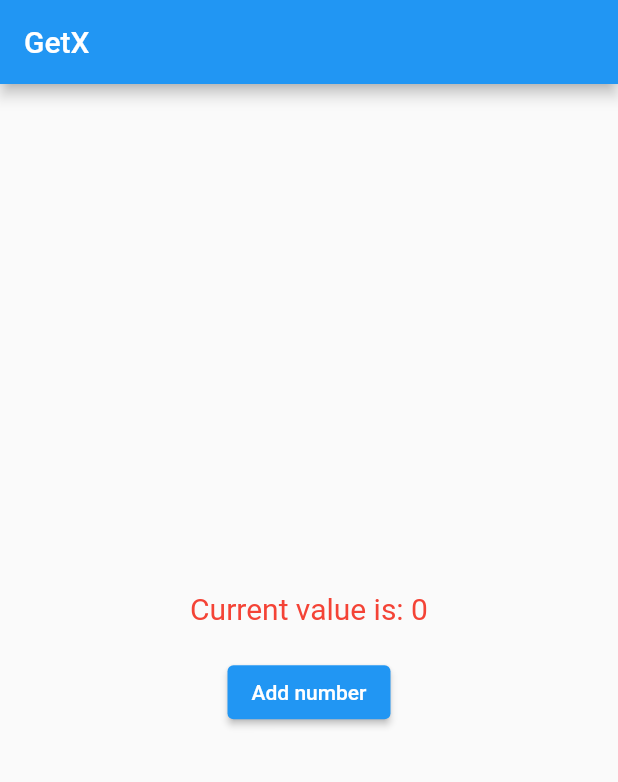
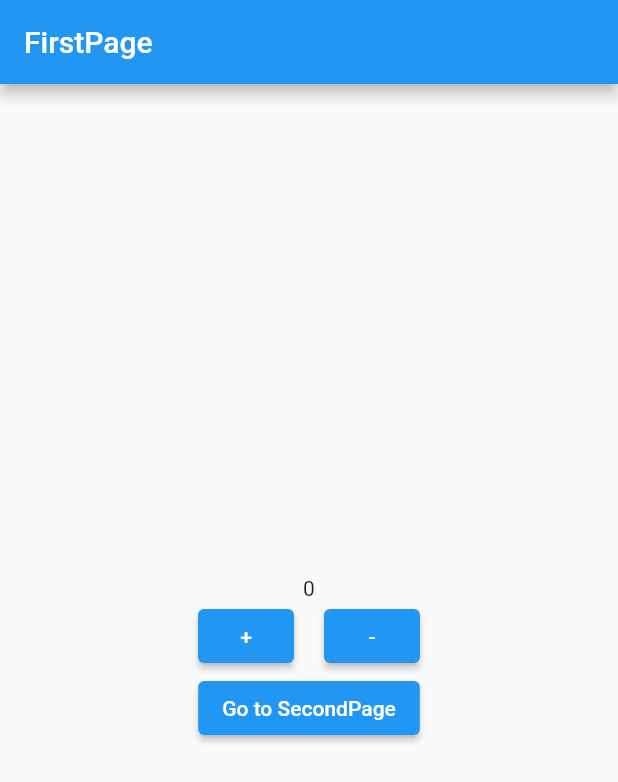
Before and after one commit to stone1098/flutter_state_GetX, a Flutter app: the screen it shows after launch, on a phone screen of 412 x 824 dp. Shown: the top 782 px of the screen. Run offline on Flutter 3.47's test engine with Material 2 defaults, Android fonts, the phone set to English and light mode, and no system bars; our stand-ins replace get.

Commit message:
GetX 예제

```diff
--- a/lib/controller.dart
+++ b/lib/controller.dart
@@ -1,13 +1,7 @@
 import 'package:get/get.dart';
 
-class Controller extends GetxController{
-  int _x = 0;
-  int get x => _x;
-
-
-  void increment(){
-      _x++;
-      update();
-      print(_x);
-  }
+class Controller extends GetxController {
+  var count = 0.obs;
+  increment() => count++;
+  decrement() => count--;
 }
--- a/lib/main.dart
+++ b/lib/main.dart
@@ -2,55 +2,47 @@ import 'package:flutter/material.dart';
 import 'package:get/get.dart';
 import 'package:project1/controller.dart';
 
-void main() {
-  runApp(const MyApp());
-}
+void main() => runApp(GetMaterialApp(home: Home()));
 
-class MyApp extends StatelessWidget {
-  const MyApp({Key? key}) : super(key: key);
+class Home extends StatelessWidget {
+  const Home({Key? key}) : super(key: key);
 
   @override
   Widget build(BuildContext context) {
-    return const GetMaterialApp(
-      home: MyPage(),
-    );
-  }
-}
-
-class MyPage extends StatelessWidget {
-  const MyPage({Key? key}) : super(key: key);
-
-  @override
-  Widget build(BuildContext context) {
-    Controller controller = Get.put(Controller());
+    final Controller c = Get.put(Controller());
 
     return Scaffold(
       appBar: AppBar(
-        title: const Text('GetX'),
+        title: Text('FirstPage'),
       ),
       body: Center(
         child: Column(
           mainAxisAlignment: MainAxisAlignment.center,
-          crossAxisAlignment: CrossAxisAlignment.center,
           children: [
-            GetBuilder<Controller>(
-              //init: Controller(),
-                builder: (_) {
-              return Text(
-                //'Current value is: ${Get.find<Controller>().x}',
-                'Current value is: ${controller.x}',
-                style: TextStyle(fontSize: 20, color: Colors.red),
-              );
-            }),
-            SizedBox(
-              height: 20,
+            Obx(() => Text('${c.count}')),
+            Row(
+              mainAxisAlignment: MainAxisAlignment.center,
+              children: [
+                ElevatedButton(
+                  onPressed: () {
+                    c.increment();
+                  },
+                  child: Text('+'),
+                ),
+                Padding(padding: EdgeInsets.all(10)),
+                ElevatedButton(
+                  onPressed: () {
+                    c.decrement();
+                  },
+                  child: Text('-'),
+                ),
+              ],
             ),
             ElevatedButton(
               onPressed: () {
-                controller.increment();
-                //Get.find<Controller>().increment();
+                Get.to(SecondPage());
               },
-              child: Text('Add number'),
+              child: Text('Go to SecondPage'),
             ),
           ],
         ),
@@ -58,3 +50,17 @@ class MyPage extends StatelessWidget {
     );
   }
 }
+
+class SecondPage extends StatelessWidget {
+  final Controller c = Get.find();
+
+  @override
+  Widget build(BuildContext context) {
+    return Scaffold(
+      appBar: AppBar(),
+      body: Center(
+        child: Text('${c.count}'),
+      ),
+    );
+  }
+}
```
Also changed, not shown: pubspec.lock, 3 other files.
